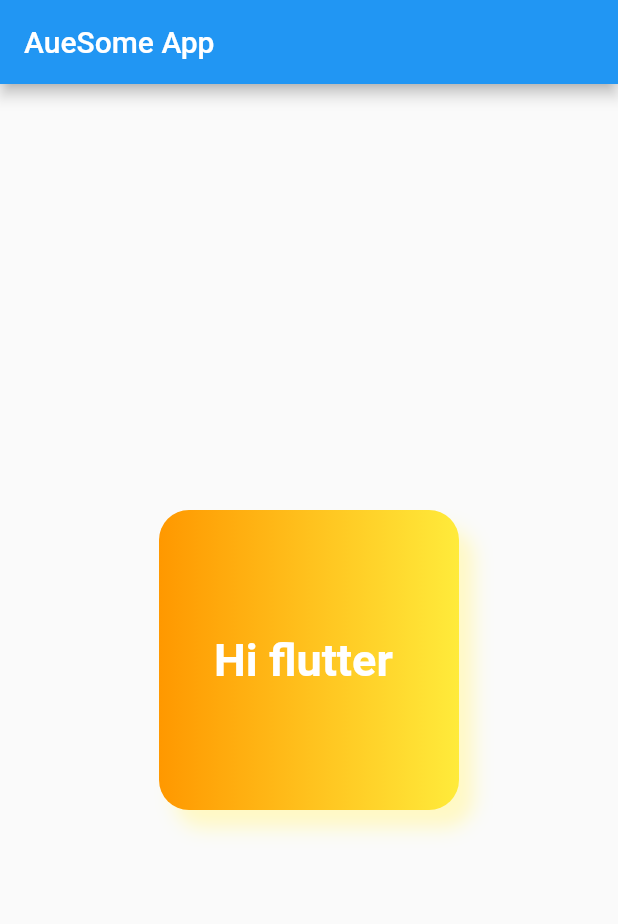
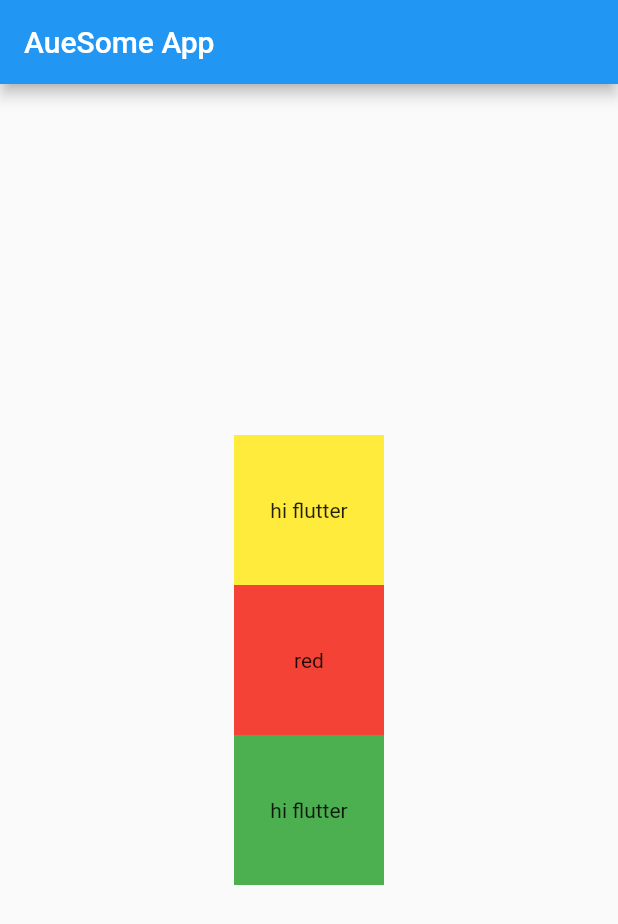
Before and after one commit to NIKUPASWAN/FLUTTER_Basic_App, a Flutter app: the screen it shows after launch, on a phone screen of 412 x 824 dp. Shown: the top 924 px of the screen. Run offline on Flutter 3.47's test engine with Material 2 defaults, Android fonts, the phone set to English and light mode, and no system bars.

Commit message:
Ch3 Completed

```diff
--- a/lib/main.dart
+++ b/lib/main.dart
@@ -14,32 +14,47 @@ class HomePage extends StatelessWidget {
       appBar: AppBar(
         title: Text('AueSome App'),
       ),
-      body: Center(child: Container(
-        padding: EdgeInsets.all(10),
-        alignment: Alignment.center,
+      body: Container(
+        width: MediaQuery.of(context).size.width,
+        height: MediaQuery.of(context).size.height,
+              child: Center(child:
+        Column(mainAxisAlignment: MainAxisAlignment.center,
+        crossAxisAlignment: CrossAxisAlignment.end,
 
-        height: 200,
-        width: 200,
-        child: ( Text('Hi flutter ',
-        style: TextStyle(fontWeight: FontWeight.bold,
-        fontSize: 30,color: Colors.white),))
-        ,decoration: BoxDecoration(
-         // shape: BoxShape.circle,
-         borderRadius: BorderRadius.circular(20),
-         boxShadow:[
-           BoxShadow(color: Colors.yellow[100],
-           blurRadius: 10,
-           offset: Offset(10,12)
+          children: <Widget>[
 
+          Container (
+            padding: EdgeInsets.all(10),
+            height: 100,
+            width: 100,
+            alignment: Alignment.center,
+            color: Colors.yellow,
+            child: Text('hi flutter',
+            )
+            ,),
+            Container (
+            padding: EdgeInsets.all(10),
+            height: 100,
+            width: 100,
+            alignment: Alignment.center,
+            color: Colors.red,
+            child: Text('red',
+            )
+            ,),
+            Container (
+            padding: EdgeInsets.all(10),
+            height: 100,
+            width: 100,
+            alignment: Alignment.center,
+            color: Colors.green,
+            child: Text('hi flutter',
+            )
+            ,),
+        ]
 
-            ) ] ,
-          color: Colors.teal,
-          gradient:LinearGradient (colors:[
-         Colors.orange,Colors.yellow
-          ] ,
-          )
+        ,)
         ),
-      ) ,)
+      )
     );
   }
 }
```
